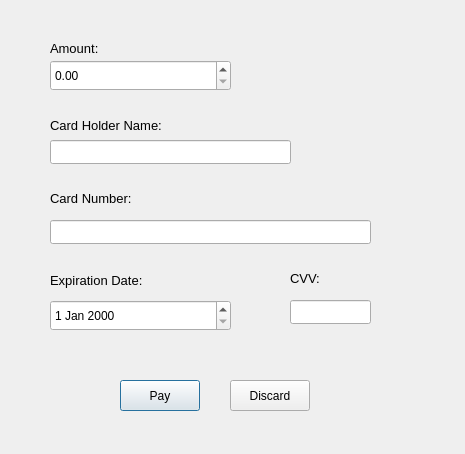
Above: source/increase_credit_dialog.ui from NimaMousavian/FBT-Market-Management-Application before the change. Below: the same form after it.
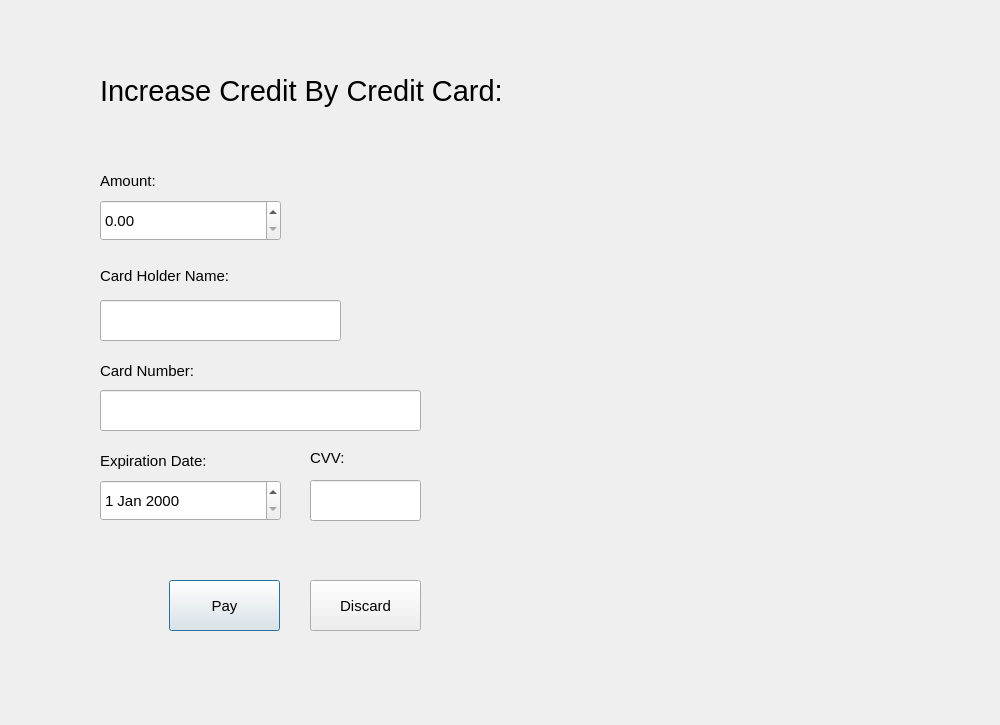
That is the form after the change. Icons and pictures are not drawn.

The edit to the form file:
```diff
--- a/source/increase_credit_dialog.ui
+++ b/source/increase_credit_dialog.ui
@@ -6,8 +6,8 @@
    <rect>
     <x>0</x>
     <y>0</y>
-    <width>465</width>
-    <height>454</height>
+    <width>1000</width>
+    <height>725</height>
    </rect>
   </property>
   <property name="windowTitle">
@@ -16,15 +16,15 @@
   <widget class="QLabel" name="cardName_lable">
    <property name="geometry">
     <rect>
-     <x>50</x>
-     <y>110</y>
-     <width>141</width>
-     <height>31</height>
+     <x>100</x>
+     <y>250</y>
+     <width>161</width>
+     <height>51</height>
     </rect>
    </property>
    <property name="font">
     <font>
-     <pointsize>10</pointsize>
+     <pointsize>11</pointsize>
     </font>
    </property>
    <property name="text">
@@ -34,25 +34,30 @@
   <widget class="QLineEdit" name="cardName_le">
    <property name="geometry">
     <rect>
-     <x>50</x>
-     <y>140</y>
+     <x>100</x>
+     <y>300</y>
      <width>241</width>
-     <height>24</height>
+     <height>41</height>
     </rect>
    </property>
+   <property name="font">
+    <font>
+     <pointsize>13</pointsize>
+    </font>
+   </property>
   </widget>
   <widget class="QLabel" name="amount_lable">
    <property name="geometry">
     <rect>
-     <x>50</x>
-     <y>40</y>
+     <x>100</x>
+     <y>165</y>
      <width>111</width>
-     <height>16</height>
+     <height>31</height>
     </rect>
    </property>
    <property name="font">
     <font>
-     <pointsize>10</pointsize>
+     <pointsize>11</pointsize>
     </font>
    </property>
    <property name="text">
@@ -62,12 +67,17 @@
   <widget class="QDoubleSpinBox" name="amountSpinBox">
    <property name="geometry">
     <rect>
-     <x>50</x>
-     <y>60</y>
+     <x>100</x>
+     <y>200</y>
      <width>181</width>
-     <height>31</height>
+     <height>41</height>
     </rect>
    </property>
+   <property name="font">
+    <font>
+     <pointsize>11</pointsize>
+    </font>
+   </property>
    <property name="maximum">
     <double>10000000.000000000000000</double>
    </property>
@@ -75,25 +85,30 @@
   <widget class="QLineEdit" name="cardNo_le">
    <property name="geometry">
     <rect>
-     <x>50</x>
-     <y>220</y>
+     <x>100</x>
+     <y>390</y>
      <width>321</width>
-     <height>24</height>
+     <height>41</height>
     </rect>
    </property>
+   <property name="font">
+    <font>
+     <pointsize>13</pointsize>
+    </font>
+   </property>
   </widget>
   <widget class="QLabel" name="cardNo_lable">
    <property name="geometry">
     <rect>
-     <x>50</x>
-     <y>190</y>
-     <width>111</width>
-     <height>16</height>
+     <x>100</x>
+     <y>355</y>
+     <width>121</width>
+     <height>31</height>
     </rect>
    </property>
    <property name="font">
     <font>
-     <pointsize>10</pointsize>
+     <pointsize>11</pointsize>
     </font>
    </property>
    <property name="text">
@@ -103,15 +118,15 @@
   <widget class="QLabel" name="cvv_lable">
    <property name="geometry">
     <rect>
-     <x>290</x>
-     <y>270</y>
+     <x>310</x>
+     <y>450</y>
      <width>55</width>
      <height>16</height>
     </rect>
    </property>
    <property name="font">
     <font>
-     <pointsize>10</pointsize>
+     <pointsize>11</pointsize>
     </font>
    </property>
    <property name="text">
@@ -121,15 +136,15 @@
   <widget class="QLabel" name="expDate_lable">
    <property name="geometry">
     <rect>
-     <x>50</x>
-     <y>270</y>
+     <x>100</x>
+     <y>450</y>
      <width>141</width>
      <height>21</height>
     </rect>
    </property>
    <property name="font">
     <font>
-     <pointsize>10</pointsize>
+     <pointsize>11</pointsize>
     </font>
    </property>
    <property name="text">
@@ -139,32 +154,50 @@
   <widget class="QLineEdit" name="cvv_le">
    <property name="geometry">
     <rect>
-     <x>290</x>
-     <y>300</y>
-     <width>81</width>
-     <height>24</height>
+     <x>310</x>
+     <y>480</y>
+     <width>111</width>
+     <height>41</height>
     </rect>
    </property>
+   <property name="font">
+    <font>
+     <pointsize>13</pointsize>
+    </font>
+   </property>
   </widget>
   <widget class="QDateEdit" name="dateEdit">
    <property name="geometry">
     <rect>
-     <x>50</x>
-     <y>300</y>
+     <x>100</x>
+     <y>480</y>
      <width>181</width>
-     <height>31</height>
+     <height>41</height>
     </rect>
    </property>
+   <property name="font">
+    <font>
+     <pointsize>11</pointsize>
+    </font>
+   </property>
   </widget>
   <widget class="QPushButton" name="payButton">
    <property name="geometry">
     <rect>
-     <x>120</x>
-     <y>380</y>
-     <width>80</width>
-     <height>31</height>
+     <x>169</x>
+     <y>580</y>
+     <width>111</width>
+     <height>51</height>
     </rect>
    </property>
+   <property name="font">
+    <font>
+     <pointsize>11</pointsize>
+    </font>
+   </property>
+   <property name="cursor">
+    <cursorShape>PointingHandCursor</cursorShape>
+   </property>
    <property name="text">
     <string>Pay</string>
    </property>
@@ -172,16 +205,61 @@
   <widget class="QPushButton" name="discardBotton">
    <property name="geometry">
     <rect>
-     <x>230</x>
-     <y>380</y>
-     <width>80</width>
-     <height>31</height>
+     <x>310</x>
+     <y>580</y>
+     <width>111</width>
+     <height>51</height>
     </rect>
    </property>
+   <property name="font">
+    <font>
+     <pointsize>11</pointsize>
+    </font>
+   </property>
+   <property name="cursor">
+    <cursorShape>PointingHandCursor</cursorShape>
+   </property>
    <property name="text">
     <string>Discard</string>
    </property>
   </widget>
+  <widget class="QLabel" name="label">
+   <property name="geometry">
+    <rect>
+     <x>450</x>
+     <y>190</y>
+     <width>541</width>
+     <height>581</height>
+    </rect>
+   </property>
+   <property name="text">
+    <string/>
+   </property>
+   <property name="pixmap">
+    <pixmap resource="../images/images.qrc">:/credit.png</pixmap>
+   </property>
+   <property name="scaledContents">
+    <bool>true</bool>
+   </property>
+  </widget>
+  <widget class="QLabel" name="label_2">
+   <property name="geometry">
+    <rect>
+     <x>100</x>
+     <y>20</y>
+     <width>511</width>
+     <height>141</height>
+    </rect>
+   </property>
+   <property name="font">
+    <font>
+     <pointsize>22</pointsize>
+    </font>
+   </property>
+   <property name="text">
+    <string>Increase Credit By Credit Card:</string>
+   </property>
+  </widget>
  </widget>
  <resources/>
  <connections/>
```
Left out of the diff: 5 changed lines with no effect on the pictures.
